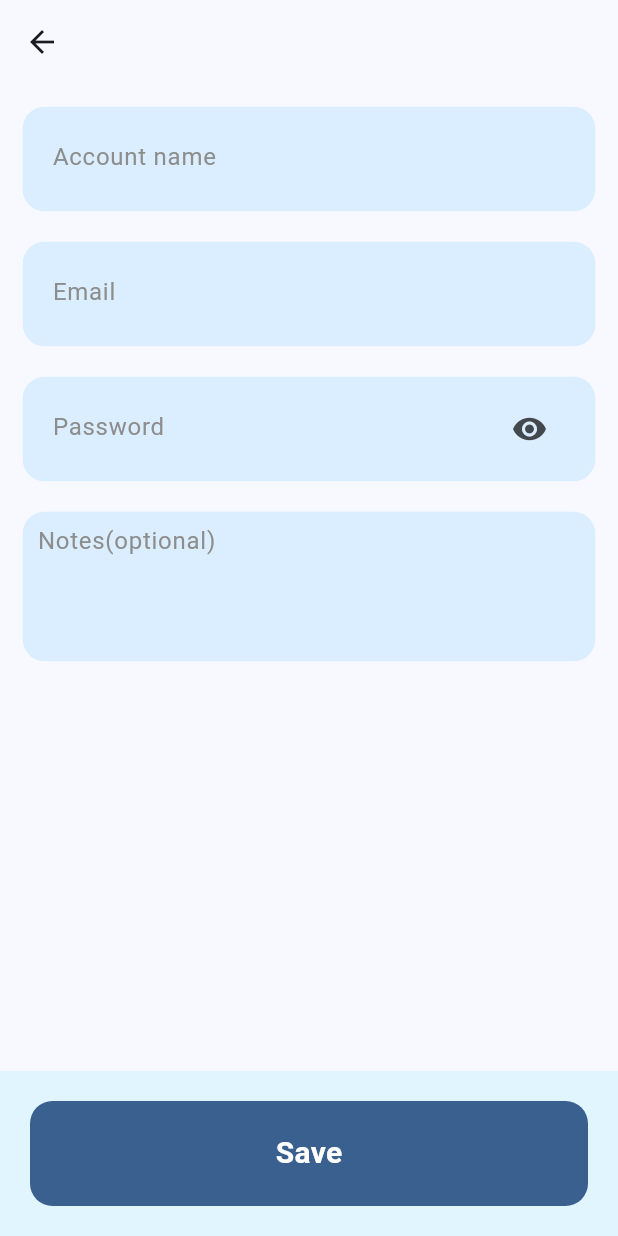
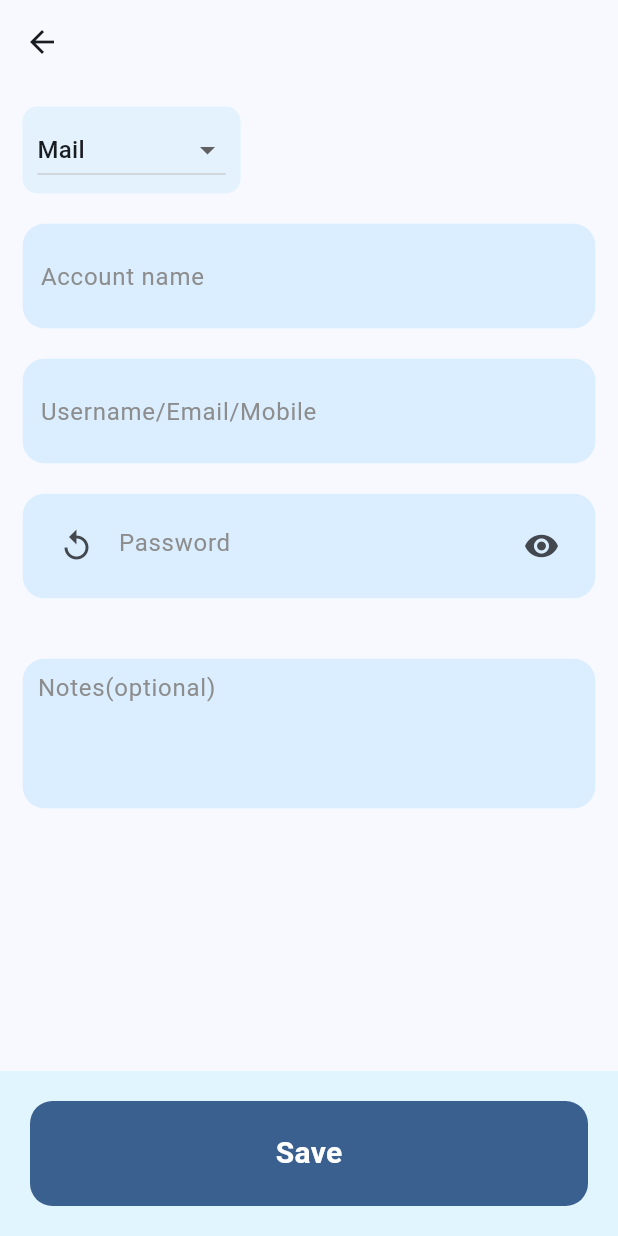
Before and after one commit to Guunadharr/passguardian, a Flutter app: the StorageScreen screen opened directly, on a phone screen of 412 x 824 dp. Run offline on Flutter 3.47's test engine with Material 3 defaults, Android fonts, the phone set to English and light mode, and no system bars; our stand-ins replace flutter_native_splash, local_auth, shared_preferences; missing offline and left inert: dbcrypt; accounts and stored records are empty.

Commit message:
added bank account

```diff
--- a/lib/presentation/screens/storagescreen.dart
+++ b/lib/presentation/screens/storagescreen.dart
@@ -28,6 +28,9 @@ class _StorageScreenState extends State<StorageScreen> {
   TextEditingController _emailController = TextEditingController();
   TextEditingController _passwordController = TextEditingController();
   TextEditingController _notesController = TextEditingController();
+  TextEditingController _additionalPasswordController = TextEditingController();
+
+  String _selectedCategory = 'Mail'; //Default Category
 
   Future<void> _loadDataFromLocal() async {
     Map<String, String> data = await StorageService.loadDataFromLocal();
@@ -59,7 +62,30 @@ class _StorageScreenState extends State<StorageScreen> {
             padding: EdgeInsets.all(15),
             child: Column(
               mainAxisAlignment: MainAxisAlignment.spaceBetween,
+              crossAxisAlignment: CrossAxisAlignment.start,
               children: [
+                Container(
+                  padding: EdgeInsets.symmetric(horizontal: 10, vertical: 5),
+                  decoration: BoxDecoration(
+                      color: Colors.blue[50],
+                      borderRadius: BorderRadius.circular(10)),
+                  child: DropdownButton<String>(
+                    value: _selectedCategory,
+                    onChanged: (String? newValue) {
+                      setState(() {
+                        _selectedCategory = newValue!;
+                      });
+                    },
+                    items: ['Mail', 'Bank Account']
+                        .map<DropdownMenuItem<String>>((String value) {
+                      return DropdownMenuItem<String>(
+                        value: value,
+                        child: Text(value),
+                      );
+                    }).toList(),
+                  ),
+                ),
+                SizedBox(height: 20),
                 Container(
                   child: Column(
                     children: [
@@ -73,15 +99,24 @@ class _StorageScreenState extends State<StorageScreen> {
                       CustomTextField(
                         obscureText: false,
                         controller: _emailController,
-                        hintTextt: 'Email',
+                        hintTextt: 'Username/Email/Mobile',
                       ),
                       SizedBox(height: 20),
                       // Password textfield
                       CustomTextField(
+                        showReplayButton: true,
                         onSuffixIconTapped: () {},
                         controller: _passwordController,
                         hintTextt: 'Password',
                       ),
+                      SizedBox(height: 20),
+                      if (_selectedCategory ==
+                          'Bank Account') // Show additional password field for Bank Account
+
+                        CustomTextField(
+                          controller: _additionalPasswordController,
+                          hintTextt: 'Additional Password',
+                        ),
                       SizedBox(height: 20),
                       // Notes TextField
                       ClipRRect(
--- a/lib/presentation/widgets/customtextfield.dart
+++ b/lib/presentation/widgets/customtextfield.dart
@@ -1,10 +1,13 @@
 // ignore_for_file: public_member_api_docs, sort_constructors_first
+import 'dart:math';
+
 import 'package:flutter/material.dart';
 
 // ignore: must_be_immutable
 class CustomTextField extends StatefulWidget {
   final TextEditingController controller;
   final VoidCallback? onSuffixIconTapped;
+  final bool showReplayButton;
   bool obscureText;
   String hintTextt;
 
@@ -12,8 +15,9 @@ class CustomTextField extends StatefulWidget {
     Key? key,
     required this.controller,
     this.onSuffixIconTapped,
+    this.showReplayButton = false,
+    this.obscureText = true,
     required this.hintTextt,
-    this.obscureText = true,
   }) : super(key: key);
 
   @override
@@ -22,19 +26,41 @@ class CustomTextField extends StatefulWidget {
 
 class _CustomTextFieldState extends State<CustomTextField> {
   @override
+  void _generateRandomPassword() {
+    // Define the characters you want to include in the password
+    const String characters =
+        'abcdefghijklmnopqrstuvwxyzABCDEFGHIJKLMNOPQRSTUVWXYZ0123456789!@#\$%^&*()_+';
+
+    // Use the Random class to generate a random password
+    String password = '';
+    Random random = Random();
+    for (int i = 0; i < 8; i++) {
+      int index = random.nextInt(characters.length);
+      password += characters[index];
+    }
+
+    // Set the generated password in the TextField
+    widget.controller.text = password;
+  }
+
   Widget build(BuildContext context) {
     return ClipRRect(
       borderRadius: BorderRadius.circular(15),
       child: Container(
-        padding: EdgeInsets.all(20),
+        padding: EdgeInsets.all(12),
         height: 70,
         width: double.infinity,
         color: Color.fromARGB(255, 218, 238, 255),
-        child: Center(
         child: TextField(
           obscureText: widget.obscureText,
           controller: widget.controller,
           decoration: InputDecoration(
+            prefixIcon: widget.showReplayButton
+                ? IconButton(
+                    icon: Icon(Icons.replay),
+                    onPressed: _generateRandomPassword,
+                  )
+                : null,
             suffixIcon: widget.onSuffixIconTapped != null
                 ? GestureDetector(
                     onTap: () {
@@ -57,7 +83,6 @@ class _CustomTextFieldState extends State<CustomTextField> {
           ),
         ),
       ),
-      ),
     );
   }
 }
```
Lines whose indentation alone changed are shown as unchanged.
